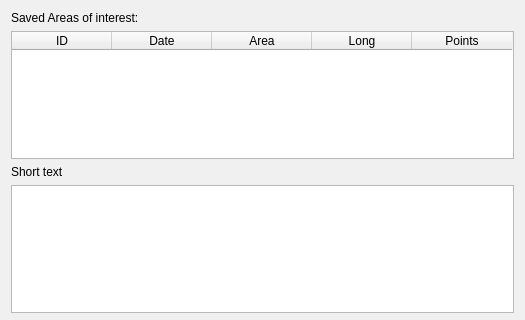
Old version of the form ELVIS_save_sel.ui in the repository csiro-chris-m/marine_values; both pictures show x 0 to 525 and y 0 to 320 of the 525 by 709 pixel window.
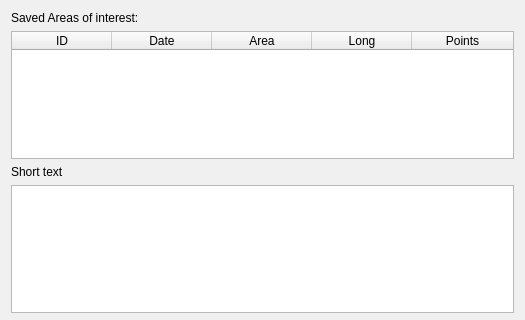
New version of the form.

```diff
--- a/ELVIS_save_sel.ui
+++ b/ELVIS_save_sel.ui
@@ -98,6 +98,9 @@
        <property name="selectionBehavior">
         <enum>QAbstractItemView::SelectRows</enum>
        </property>
+       <attribute name="horizontalHeaderStretchLastSection">
+        <bool>true</bool>
+       </attribute>
        <column>
         <property name="text">
          <string>ID</string>
```
